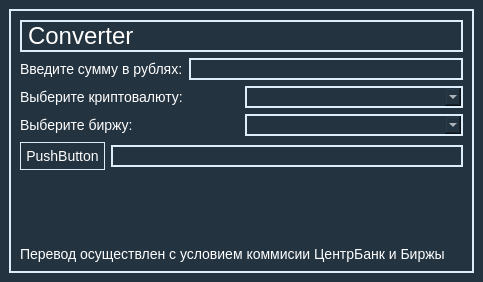
Above: converter.ui from a1ienforever/CurrencyExchange2 before the change. Below: the same form after it.
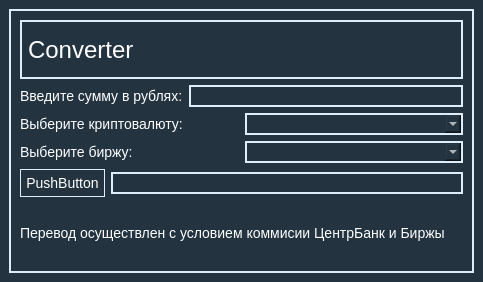
That is the form after the change.

```diff
--- a/converter.ui
+++ b/converter.ui
@@ -170,20 +170,10 @@
         </layout>
        </item>
        <item row="5" column="0">
-        <spacer name="verticalSpacer">
-         <property name="orientation">
-          <enum>Qt::Vertical</enum>
+        <widget class="QLabel" name="footer">
+         <property name="enabled">
+          <bool>true</bool>
          </property>
-         <property name="sizeHint" stdset="0">
-          <size>
-           <width>20</width>
-           <height>54</height>
-          </size>
-         </property>
-        </spacer>
-       </item>
-       <item row="6" column="0">
-        <widget class="QLabel" name="label_4">
          <property name="styleSheet">
           <string notr="true">border: none;</string>
          </property>
```
